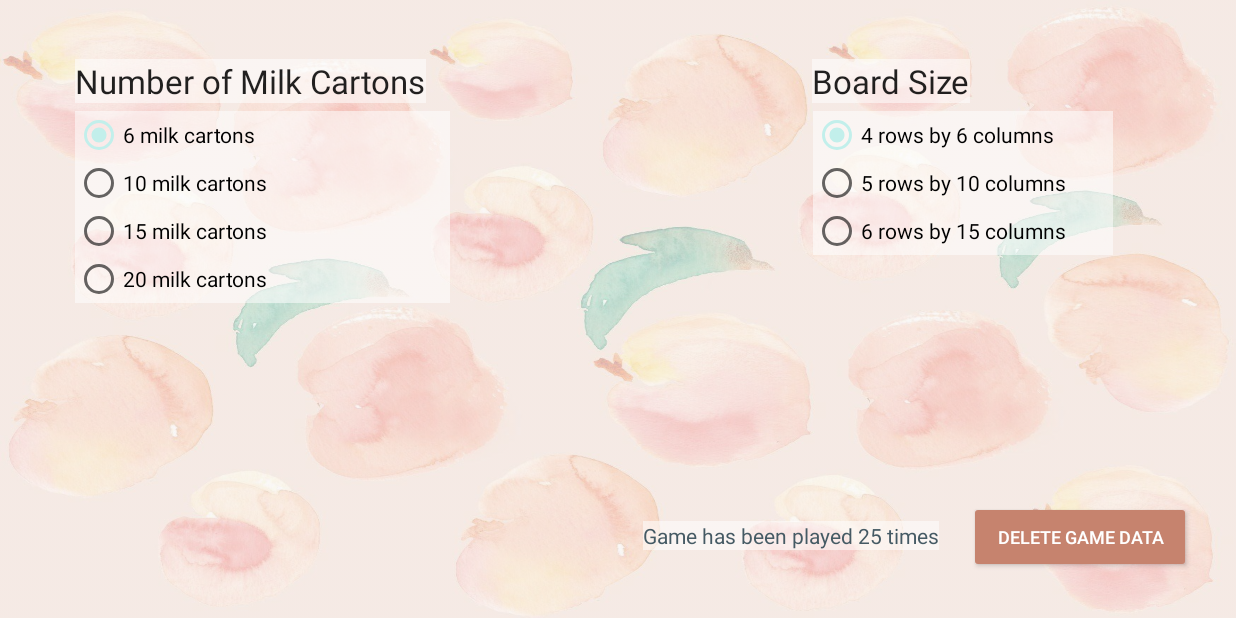
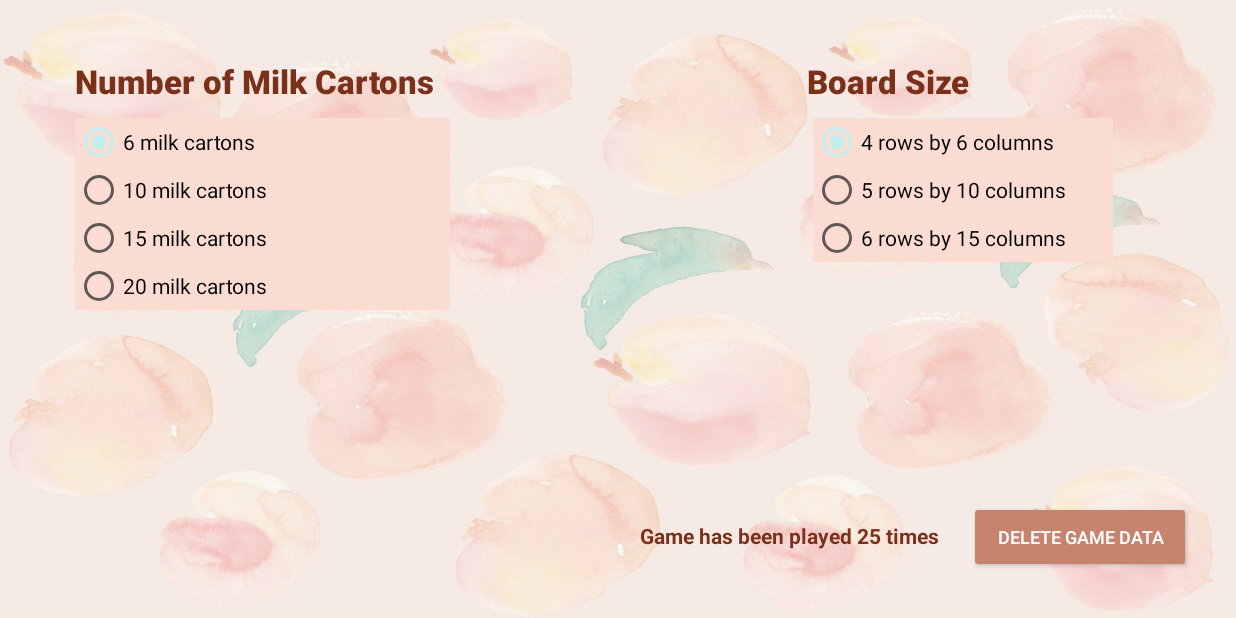
Before and after one commit to mrpthemrp/cmpt276-a3-game, an Android app: the OptionsScreen screen opened directly, with no data from a screen before it, on a phone screen of 824 x 412 dp (held sideways). Run offline under Robolectric (Android 15) with nearby library versions, the phone set to English and light mode, and no system bars.

Commit message:
OptionsScreen theme set.

```diff
--- a/app/src/main/res/layout/activity_options_screen.xml
+++ b/app/src/main/res/layout/activity_options_screen.xml
@@ -14,8 +14,8 @@
         android:layout_width="250dp"
         android:layout_height="wrap_content"
         android:layout_marginStart="50dp"
-        android:layout_marginTop="5dp"
-        android:background="#8AFFFFFF"
+        android:layout_marginTop="10dp"
+        android:background="@color/peach_200"
         app:layout_constraintStart_toStartOf="parent"
         app:layout_constraintTop_toBottomOf="@+id/options_CartonsText">
 
@@ -25,9 +25,9 @@
         android:id="@+id/options_SizeGroup"
         android:layout_width="200dp"
         android:layout_height="wrap_content"
-        android:layout_marginTop="5dp"
+        android:layout_marginTop="10dp"
         android:layout_marginEnd="82dp"
-        android:background="#8AFFFFFF"
+        android:background="@color/peach_200"
         app:layout_constraintEnd_toEndOf="parent"
         app:layout_constraintTop_toBottomOf="@+id/options_SizeText">
 
@@ -39,9 +39,11 @@
         android:layout_height="wrap_content"
         android:layout_marginStart="50dp"
         android:layout_marginTop="39dp"
-        android:background="#8AFFFFFF"
+        android:fontFamily="sans-serif-medium"
         android:text="@string/options_CartonsTitle"
         android:textAppearance="@style/TextAppearance.AppCompat.Large"
+        android:textColor="@color/peach_700"
+        android:textStyle="bold"
         app:layout_constraintStart_toStartOf="parent"
         app:layout_constraintTop_toTopOf="parent" />
 
@@ -51,9 +53,11 @@
         android:layout_height="wrap_content"
         android:layout_marginTop="39dp"
         android:layout_marginEnd="177dp"
-        android:background="#8AFFFFFF"
+        android:fontFamily="sans-serif-medium"
         android:text="@string/options_SizeTitle"
         android:textAppearance="@style/TextAppearance.AppCompat.Large"
+        android:textColor="@color/peach_700"
+        android:textStyle="bold"
         app:layout_constraintEnd_toEndOf="parent"
         app:layout_constraintTop_toTopOf="parent" />
 
@@ -63,9 +67,9 @@
         android:layout_height="wrap_content"
         android:layout_marginEnd="20dp"
         android:layout_marginBottom="45dp"
-        android:background="#8AFFFFFF"
         android:text="@string/options_TimesPlayed"
-        android:textColor="#455A64"
+        android:textColor="@color/peach_700"
+        android:textStyle="bold"
         app:layout_constraintBottom_toBottomOf="parent"
         app:layout_constraintEnd_toStartOf="@+id/options_EraseTimesPlayed" />
 
```
